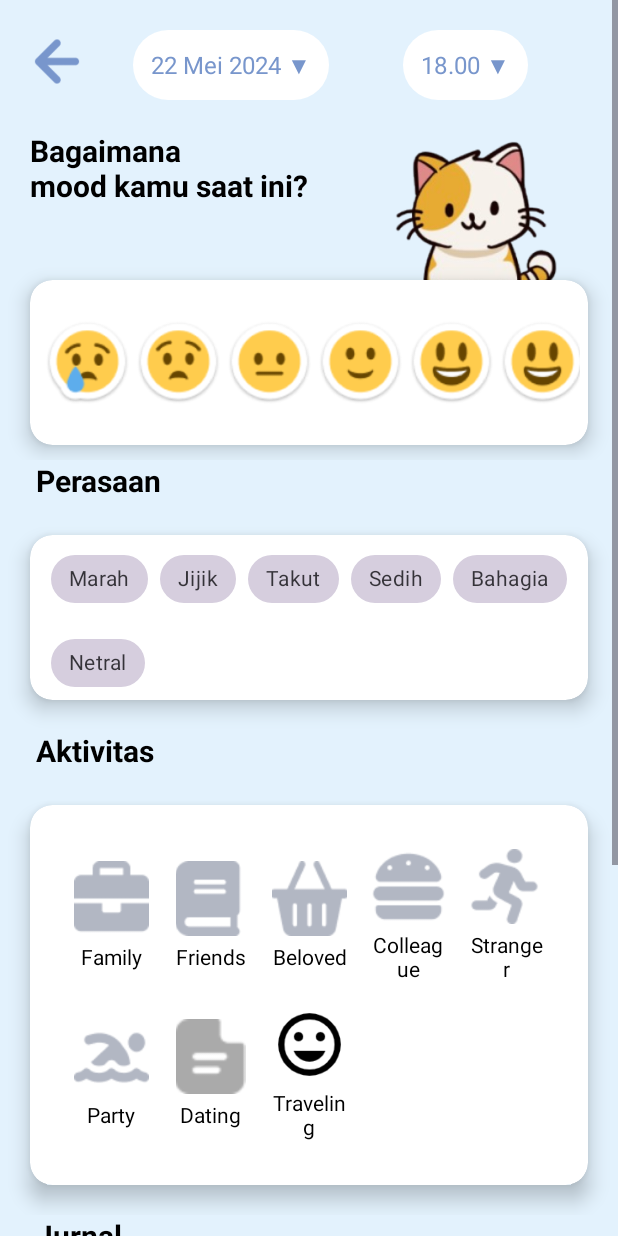
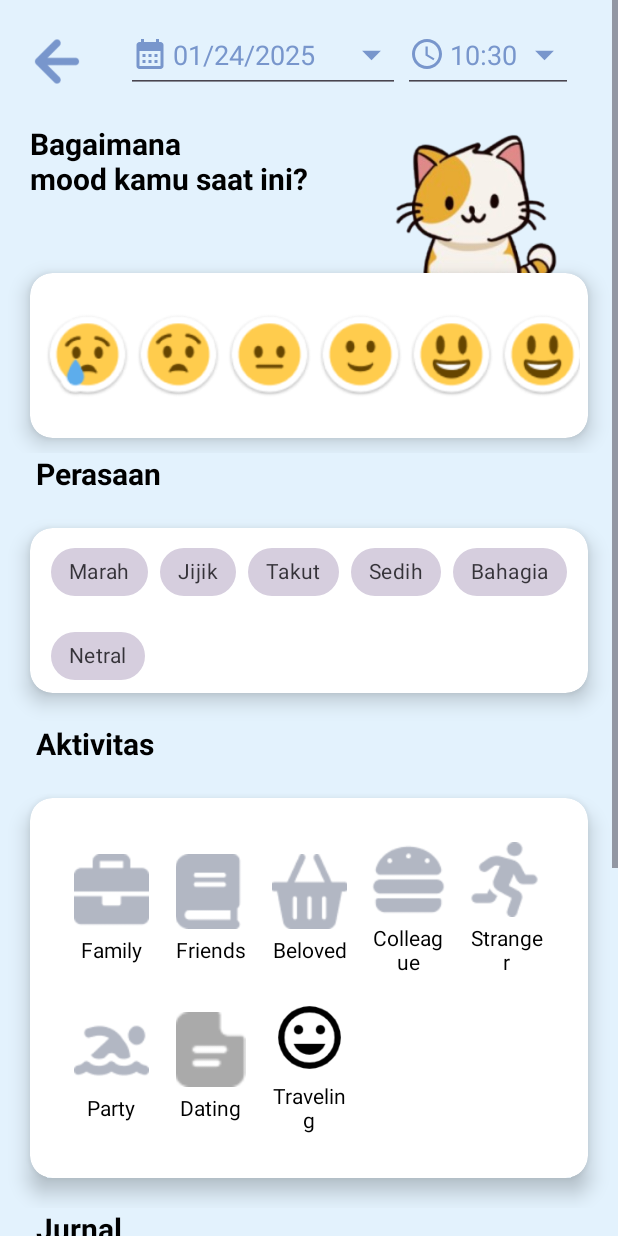
Before and after one commit to Kyizaky/MyMood, an Android app: the screen it shows after launch (MainActivity), item 3 of the bottom bar chosen, on a phone screen of 412 x 824 dp. Run offline under Robolectric (Android 15) with nearby library versions, the light colour scheme and no system bars; our stand-ins replace Room's generated code.

Commit message:
read data

```diff
--- a/app/src/main/java/com/example/skripsta/TambahFragment.kt
+++ b/app/src/main/java/com/example/skripsta/TambahFragment.kt
@@ -1,5 +1,7 @@
 package com.example.skripsta
 
+import android.app.DatePickerDialog
+import android.app.TimePickerDialog
 import android.os.Bundle
 import androidx.fragment.app.Fragment
 import android.view.LayoutInflater
@@ -16,6 +18,9 @@ import com.example.skripsta.adapter.ItemAdapter
 import com.example.skripsta.adapter.getDisplayName
 import com.google.android.material.chip.Chip
 import com.google.android.material.chip.ChipGroup
+import java.text.SimpleDateFormat
+import java.util.Calendar
+import java.util.Locale
 
 class TambahFragment : Fragment() {
 
@@ -37,6 +42,50 @@ class TambahFragment : Fragment() {
 
         view.findViewById<Button>(R.id.btn_save).setOnClickListener {
             insertDataToDatabase(view)
+        }
+
+        val btnCal: EditText = view.findViewById(R.id.btn_cal)
+        val btnClock: EditText = view.findViewById(R.id.btn_clock)
+        val calendar = Calendar.getInstance()
+
+        val timeFormat = SimpleDateFormat("HH:mm", Locale.getDefault())
+        btnClock.setText(timeFormat.format(calendar.time))
+
+        // Format tanggal
+        val dateFormat = SimpleDateFormat("MM/dd/yyyy", Locale.getDefault())
+        btnCal.setText(dateFormat.format(calendar.time))
+
+        // Event untuk menampilkan TimePickerDialog
+        btnClock.setOnClickListener {
+            val timePickerDialog = TimePickerDialog(
+                requireContext(),
+                { _, hourOfDay, minute ->
+                    val selectedTime = Calendar.getInstance()
+                    selectedTime.set(Calendar.HOUR_OF_DAY, hourOfDay)
+                    selectedTime.set(Calendar.MINUTE, minute)
+                    btnClock.setText(timeFormat.format(selectedTime.time))
+                },
+                calendar.get(Calendar.HOUR_OF_DAY),
+                calendar.get(Calendar.MINUTE),
+                true
+            )
+            timePickerDialog.show()
+        }
+
+        // Event untuk menampilkan DatePickerDialog
+        btnCal.setOnClickListener {
+            val datePickerDialog = DatePickerDialog(
+                requireContext(),
+                { _, year, month, dayOfMonth ->
+                    val selectedDate = Calendar.getInstance()
+                    selectedDate.set(year, month, dayOfMonth)
+                    btnCal.setText(dateFormat.format(selectedDate.time))
+                },
+                calendar.get(Calendar.YEAR),
+                calendar.get(Calendar.MONTH),
+                calendar.get(Calendar.DAY_OF_MONTH)
+            )
+            datePickerDialog.show()
         }
 
         setupMoodButtons(view)
@@ -85,14 +134,16 @@ class TambahFragment : Fragment() {
         val moodType = getSelectedMoodType(view)
         val selectedFeeling = getSelectedChipText(view) // Sekarang mengambil semua chip yang dipilih
         val selectedActivity = getSelectedActivity(view)
+        val selectedDate = view.findViewById<EditText>(R.id.btn_cal)?.text.toString()
+        val selectedTime = view.findViewById<EditText>(R.id.btn_clock)?.text.toString()
 
         // Validasi input
-        if (journalContent.isBlank() || moodType == null || selectedFeeling == null || selectedActivity == null) {
+        if (journalContent.isBlank() || moodType == null || selectedFeeling == null || selectedActivity == null|| selectedDate.isBlank() || selectedTime.isBlank()) {
             Toast.makeText(requireContext(), "Lengkapi semua data sebelum menyimpan!", Toast.LENGTH_SHORT).show()
             return
         } else {
             // Simpan ke database dengan nilai yang benar (chip dipisahkan dengan koma)
-            mUserViewModel.addUser(User(0, moodType.toInt(), selectedActivity, selectedFeeling, journalContent))
+            mUserViewModel.addUser(User(0, moodType.toInt(), selectedActivity, selectedFeeling, journalContent, selectedDate, selectedTime))
             Toast.makeText(requireContext(), "Berhasil", Toast.LENGTH_LONG).show()
             parentFragmentManager.popBackStack() // Kembali ke layar sebelumnya
         }
--- /dev/null
+++ b/app/src/main/res/drawable/ic_calendar.xml
@@ -0,0 +1,5 @@
+<vector xmlns:android="http://schemas.android.com/apk/res/android" android:height="24dp" android:tint="@color/vista" android:viewportHeight="24" android:viewportWidth="24" android:width="24dp">
+
+    <path android:fillColor="@color/vista" android:pathData="M19,4h-1V2h-2v2H8V2H6v2H5C3.89,4 3.01,4.9 3.01,6L3,20c0,1.1 0.89,2 2,2h14c1.1,0 2,-0.9 2,-2V6C21,4.9 20.1,4 19,4zM19,20H5V10h14V20zM9,14H7v-2h2V14zM13,14h-2v-2h2V14zM17,14h-2v-2h2V14zM9,18H7v-2h2V18zM13,18h-2v-2h2V18zM17,18h-2v-2h2V18z"/>
+
+</vector>
--- /dev/null
+++ b/app/src/main/res/drawable/ic_clock.xml
@@ -0,0 +1,7 @@
+<vector xmlns:android="http://schemas.android.com/apk/res/android" android:height="24dp" android:tint="@color/vista" android:viewportHeight="24" android:viewportWidth="24" android:width="24dp">
+
+    <path android:fillColor="@color/vista" android:pathData="M11.99,2C6.47,2 2,6.48 2,12s4.47,10 9.99,10C17.52,22 22,17.52 22,12S17.52,2 11.99,2zM12,20c-4.42,0 -8,-3.58 -8,-8s3.58,-8 8,-8 8,3.58 8,8 -3.58,8 -8,8z"/>
+
+    <path android:fillColor="@color/vista" android:pathData="M12.5,7H11v6l5.25,3.15 0.75,-1.23 -4.5,-2.67z"/>
+
+</vector>
--- /dev/null
+++ b/app/src/main/res/drawable/ic_drop.xml
@@ -0,0 +1,5 @@
+<vector xmlns:android="http://schemas.android.com/apk/res/android" android:height="30dp" android:tint="@color/vista" android:viewportHeight="24" android:viewportWidth="24" android:width="30dp">
+
+    <path android:fillColor="@color/vista" android:pathData="M7,10l5,5 5,-5z"/>
+
+</vector>
--- a/app/src/main/res/drawable/rounded_background.xml
+++ b/app/src/main/res/drawable/rounded_background.xml
@@ -1,4 +1,4 @@
 <shape xmlns:android="http://schemas.android.com/apk/res/android">
-    <solid android:color="@color/white" /> <!-- Green color -->
+    <solid android:color="@color/transparent" /> <!-- Green color -->
     <corners android:radius="30dp" /> <!-- Rounded corners -->
 </shape>
--- a/app/src/main/res/layout/fragment_tambah.xml
+++ b/app/src/main/res/layout/fragment_tambah.xml
@@ -27,34 +27,44 @@
                 app:layout_constraintStart_toStartOf="parent"
                 app:layout_constraintTop_toTopOf="parent" />
 
-            <TextView
-                android:id="@+id/datePickerTextView"
+            <EditText
+                android:id="@+id/btn_cal"
                 android:layout_width="wrap_content"
                 android:layout_height="wrap_content"
-                android:layout_marginTop="20dp"
-                android:background="@drawable/rounded_background"
-                android:padding="12dp"
-                android:text="22 Mei 2024 ▼"
+                android:drawableStart="@drawable/ic_calendar"
+                android:drawableEnd="@drawable/ic_drop"
+                android:focusable="false"
+                android:focusableInTouchMode="false"
+                android:hint="MM/DD/YYYY"
+                android:drawablePadding="3dp"
+                android:inputType="text|number"
                 android:textColor="@color/vista"
-                android:textSize="16sp"
-                app:layout_constraintEnd_toStartOf="@+id/timePickerTextView"
-                app:layout_constraintHorizontal_bias="0.644"
-                app:layout_constraintStart_toStartOf="parent"
-                app:layout_constraintTop_toTopOf="parent" />
+                app:layout_constraintBottom_toBottomOf="parent"
+                app:layout_constraintEnd_toEndOf="parent"
+                app:layout_constraintHorizontal_bias="0.142"
+                app:layout_constraintStart_toEndOf="@+id/ic_back"
+                app:layout_constraintTop_toTopOf="parent"
+                app:layout_constraintVertical_bias="1.0" />
 
-            <TextView
-                android:id="@+id/timePickerTextView"
+            <EditText
+                android:id="@+id/btn_clock"
                 android:layout_width="wrap_content"
                 android:layout_height="wrap_content"
-                android:layout_marginTop="20dp"
-                android:layout_marginEnd="60dp"
-                android:background="@drawable/rounded_background"
-                android:padding="12dp"
-                android:text="18.00 ▼"
+                android:drawablePadding="3dp"
+                android:drawableStart="@drawable/ic_clock"
+                android:drawableEnd="@drawable/ic_drop"
+                android:focusable="false"
+                android:focusableInTouchMode="false"
+                android:hint="00:00"
+                android:inputType="text|number"
                 android:textColor="@color/vista"
-                android:textSize="16sp"
+                app:layout_constraintBottom_toBottomOf="parent"
                 app:layout_constraintEnd_toEndOf="parent"
-                app:layout_constraintTop_toTopOf="parent" />
+                app:layout_constraintHorizontal_bias="0.873"
+                app:layout_constraintStart_toEndOf="@+id/ic_back"
+                app:layout_constraintTop_toTopOf="parent"
+                app:layout_constraintVertical_bias="1.0" />
+
         </androidx.constraintlayout.widget.ConstraintLayout>
 
         <androidx.constraintlayout.widget.ConstraintLayout
```
Also changed, not shown: app/build.gradle.kts (+19 -2 lines), app/src/main/java/com/example/skripsta/IsiRiwayatFragment.kt (added, +52 -0 lines), app/src/main/java/com/example/skripsta/RiwayatFragment.kt (+5 -6 lines), app/src/main/java/com/example/skripsta/adapter/RiwayatAdapter.kt (+40 -13 lines), app/src/main/java/com/example/skripsta/data/User.kt (+7 -2 lines), app/src/main/res/layout/fragment_isi_riwayat.xml (added, +69 -0 lines), app/src/main/res/layout/item_mood_entry.xml (+7 -6 lines), app/src/main/res/navigation/my_nav.xml (added, +29 -0 lines), build.gradle.kts (+7 -0 lines).
